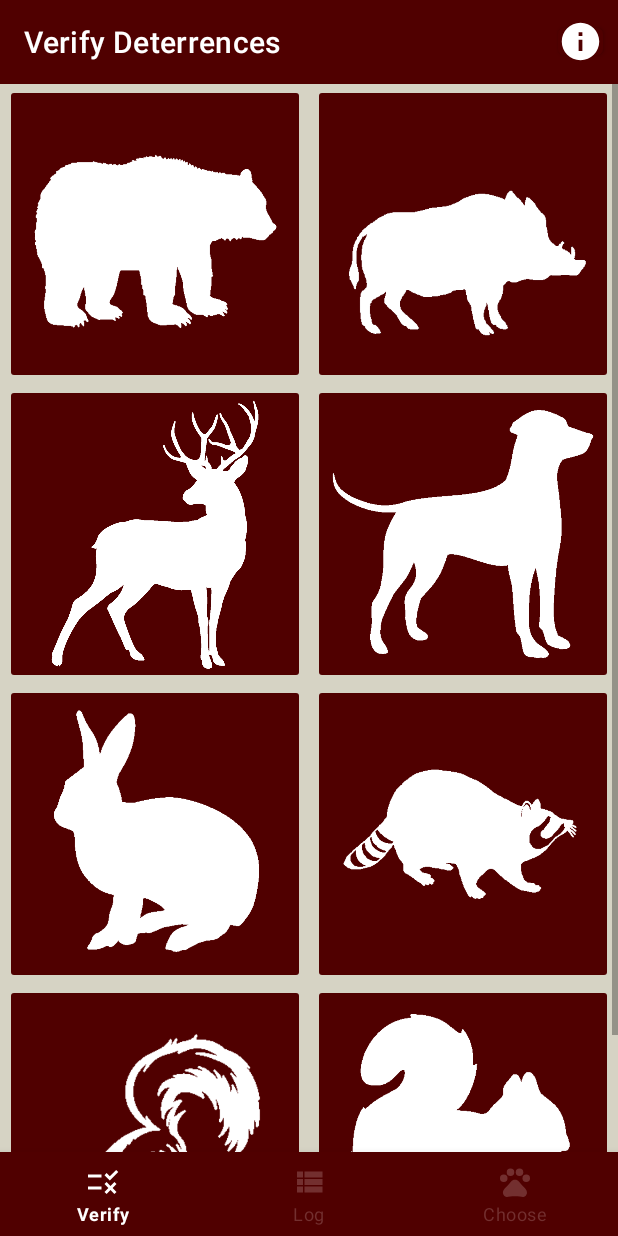
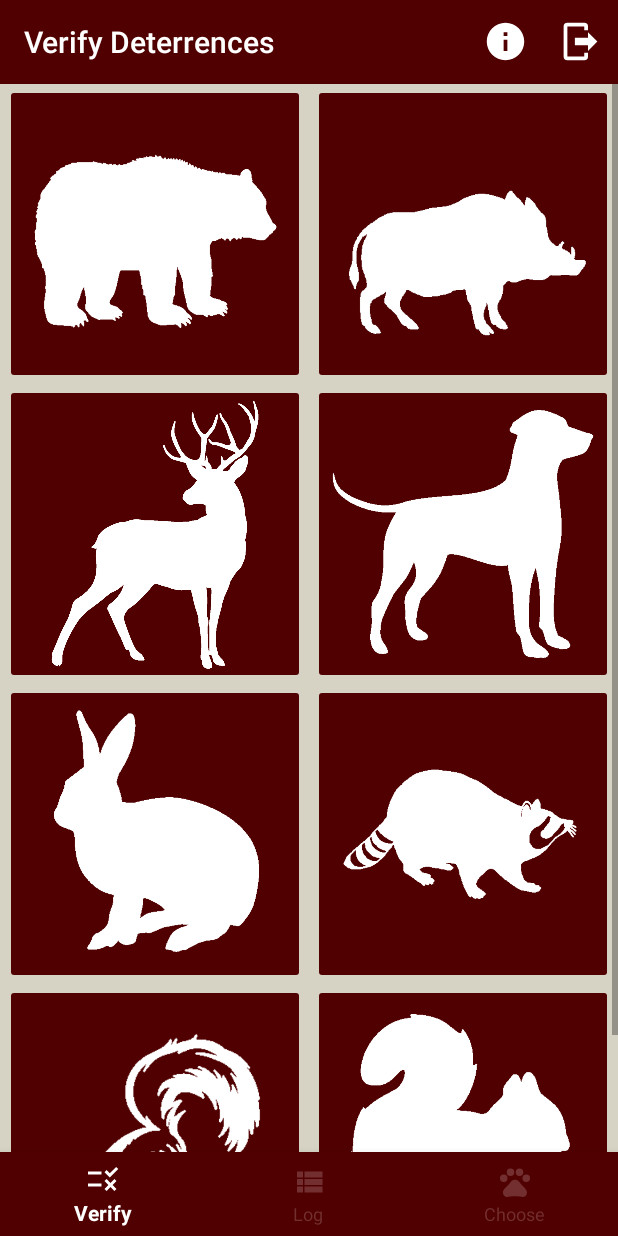
Before and after one commit to acoskuner500/WDS, an Android app: the fragment ChooseFragment placed in its activity, on a phone screen of 412 x 824 dp. Run offline under Robolectric (Android 15) with nearby library versions, the phone set to English and light mode, and no system bars; our stand-ins replace Firebase (no records; nobody signed in at launch, a user with empty details on screens opened directly); libraries missing offline, so code that uses them is left out: com.yuyakaido.android; 7 statements that could not run were skipped.

Commit message:
User auth, sign-in screen, layout fixes

```diff
--- a/app/build.gradle
+++ b/app/build.gradle
@@ -58,6 +58,7 @@ dependencies {
     implementation 'com.google.firebase:firebase-storage-ktx'
     implementation 'com.google.firebase:firebase-functions-ktx'
     implementation 'com.google.firebase:firebase-messaging'
+    implementation 'com.google.firebase:firebase-auth'
     implementation "com.firebaseui:firebase-ui-storage:$rootProject.firebaseUIVersion"
     implementation "com.firebaseui:firebase-ui-firestore:$rootProject.firebaseUIVersion"
 
--- a/app/src/main/java/com/example/wds/MainActivity.kt
+++ b/app/src/main/java/com/example/wds/MainActivity.kt
@@ -1,80 +1,99 @@
 package com.example.wds
+
 
 import android.content.Intent
 import android.os.Build
 import android.os.Bundle
-import android.view.View
 import androidx.annotation.RequiresApi
+import androidx.appcompat.app.AlertDialog
 import androidx.appcompat.app.AppCompatActivity
 import androidx.fragment.app.Fragment
 import com.example.wds.databinding.ActivityMainBinding
 import com.example.wds.fragments.choose.ChooseFragment
 import com.example.wds.fragments.log.LogFragment
 import com.example.wds.fragments.verify.VerifyFragment
+import com.google.firebase.auth.FirebaseAuth
+//import com.google.firebase.firestore.FirebaseFirestore
+//import com.google.firebase.messaging.FirebaseMessaging
 
 @RequiresApi(Build.VERSION_CODES.O)
 class MainActivity : AppCompatActivity() {
-    private lateinit var binding: ActivityMainBinding
-    private val verifyFragment = VerifyFragment()
-    private val logFragment = LogFragment()
-    private val chooseFragment = ChooseFragment()
-
     override fun onCreate(savedInstanceState: Bundle?) {
         super.onCreate(savedInstanceState)
-        setTheme(R.style.Theme_WDS)
-        binding = ActivityMainBinding.inflate(layoutInflater)
+        val binding = ActivityMainBinding.inflate(layoutInflater)
         setContentView(binding.root)
+        var infoTitle = getString(R.string.info_verify_title)
+        var infoBody = getString(R.string.info_verify)
 
         // Initialize
-        setCurrentFragment(verifyFragment)
+        setCurrentFragment(VerifyFragment())
         binding.apply {
-            infoTitle.text = getString(R.string.info_verify_title)
-            infoText.text = getString(R.string.info_verify)
             bottomNavigation.selectedItemId = R.id.miVerify
-            toolbar.title = "Verify Deterrences"
-
-            // Info Dialog
+            toolbar.title = getString(R.string.title_verify)
             infoBtn.setOnClickListener {
-                infoDialog.visibility =
-                    if (infoDialog.visibility == View.VISIBLE) View.GONE else View.VISIBLE
+                openDialog(infoTitle, infoBody, true)
             }
-            okBtn.setOnClickListener { infoDialog.visibility = View.GONE }
-            // Bottom Navigation Selector
+            logoutBtn.setOnClickListener {
+                openDialog("Log out", "Are you sure you want to log out?", false)
+            }
             bottomNavigation.setOnNavigationItemSelectedListener {
-                infoDialog.visibility = View.GONE
                 when (it.itemId) {
                     R.id.miVerify -> {
-                        setCurrentFragment(verifyFragment)
-                        infoTitle.text = getString(R.string.info_verify_title)
-                        infoText.text = getString(R.string.info_verify)
+                        toolbar.title = getString(R.string.title_verify)
+                        infoTitle = getString(R.string.info_verify_title)
+                        infoBody = getString(R.string.info_verify)
+                        setCurrentFragment(VerifyFragment())
                     }
                     R.id.miLog -> {
-                        setCurrentFragment(logFragment)
-                        infoTitle.text = getString(R.string.info_log_title)
-                        infoText.text = getString(R.string.info_log)
+                        toolbar.title = getString(R.string.title_log)
+                        infoTitle = getString(R.string.info_log_title)
+                        infoBody = getString(R.string.info_log)
+                        setCurrentFragment(LogFragment())
                     }
                     R.id.miChoose -> {
-                        setCurrentFragment(chooseFragment)
-                        infoTitle.text = getString(R.string.info_choose_title)
-                        infoText.text = getString(R.string.info_choose)
+                        toolbar.title = getString(R.string.title_choose)
+                        infoTitle = getString(R.string.info_choose_title)
+                        infoBody = getString(R.string.info_choose)
+                        setCurrentFragment(ChooseFragment())
                     }
                 }
                 true
             }
         }
 
-        val notificationService = Intent(this,MyFirebaseMessagingService::class.java)
-        startService(notificationService)
+//        FirebaseMessaging.getInstance().token.addOnSuccessListener { token ->
+//            val user = FirebaseAuth.getInstance().currentUser!!
+//            val data = mapOf("email" to user.email!!, "token" to token)
+//            FirebaseFirestore.getInstance().collection("Users").document(user.uid).set(data)
+//        }
+//        FirebaseMessaging.getInstance().subscribeToTopic("new-deterred")
+//            .addOnCompleteListener { task ->
+//                val msg = if (task.isSuccessful) "Subscribed successfully" else "Subscription failed"
+//            }
+//        val notificationService = Intent(this,MyFirebaseMessagingService::class.java)
+//        startService(notificationService)
     }
 
     private fun setCurrentFragment(fragment: Fragment) =
         supportFragmentManager.beginTransaction().apply {
-            when (fragment) {
-                verifyFragment  -> binding.toolbar.title = "Verify Deterrences"
-                logFragment     -> binding.toolbar.title = "Deterrence Log"
-                chooseFragment  -> binding.toolbar.title = "Choose Animals to Deter"
-            }
             replace(R.id.flFragment, fragment)
             commit()
         }
+
+    private fun openDialog(title: String, body: String, isInfo: Boolean) {
+        AlertDialog.Builder(this, R.style.AlertDialogTheme).apply {
+            setTitle(title)
+            setMessage(body)
+            if (!isInfo) {
+                setPositiveButton("CANCEL") { _, _ -> }
+                setNegativeButton("LOG OUT") { _, _ ->
+                    val intent = Intent(context, LoginActivity::class.java)
+                    FirebaseAuth.getInstance().signOut()
+                    startActivity(intent)
+                    finish()
+                }
+            }
+            show()
+        }
+    }
 }
--- a/app/src/main/java/com/example/wds/fragments/verify/VerifyFragment.kt
+++ b/app/src/main/java/com/example/wds/fragments/verify/VerifyFragment.kt
@@ -90,11 +90,6 @@ class VerifyFragment : Fragment(R.layout.fragment_verify), CardStackListener {
     private fun setupButtons() {
 //        Log.d(TAG, "setupButtons()")
         with(binding) {
-//            binding.btnAdd.setOnClickListener {
-
-//            }
-            btnAdd.visibility = View.GONE
-
             undoBtn.setOnClickListener {
                 if (actionList.size > 0) {
                     myManager.setRewindAnimationSetting(
@@ -211,7 +206,7 @@ class VerifyFragment : Fragment(R.layout.fragment_verify), CardStackListener {
     private fun bgtvVisibility() {
 //        Log.d(TAG, "bgtvVisibility() itemCount:${myAdapter.itemCount}")
         binding.tvVerify.text =
-            if (checkConnection()) getString(R.string.disconnected)
+            if (!checkConnection()) getString(R.string.msg_disconnected)
             else getString(R.string.msg_verification_done)
         binding.tvVerify.visibility =
             if (myAdapter.itemCount == actionList.size) View.VISIBLE
--- /dev/null
+++ b/app/src/main/res/drawable/ic_info.xml
@@ -0,0 +1,9 @@
+<vector xmlns:android="http://schemas.android.com/apk/res/android"
+    android:width="30dp"
+    android:height="30dp"
+    android:viewportWidth="24"
+    android:viewportHeight="24">
+    <path
+        android:fillColor="@android:color/white"
+        android:pathData="M12,2C6.48,2 2,6.48 2,12s4.48,10 10,10 10,-4.48 10,-10S17.52,2 12,2zM13,17h-2v-6h2v6zM13,9h-2L11,7h2v2z" />
+</vector>
--- a/app/src/main/res/drawable/ic_info_24.xml
+++ /dev/null
@@ -1,10 +0,0 @@
-<vector xmlns:android="http://schemas.android.com/apk/res/android"
-    android:width="24dp"
-    android:height="24dp"
-    android:viewportWidth="24"
-    android:viewportHeight="24"
-    android:tint="?attr/colorControlNormal">
-  <path
-      android:fillColor="@android:color/white"
-      android:pathData="M12,2C6.48,2 2,6.48 2,12s4.48,10 10,10 10,-4.48 10,-10S17.52,2 12,2zM13,17h-2v-6h2v6zM13,9h-2L11,7h2v2z"/>
-</vector>
--- /dev/null
+++ b/app/src/main/res/drawable/ic_logout.xml
@@ -0,0 +1,9 @@
+<vector xmlns:android="http://schemas.android.com/apk/res/android"
+    android:width="30dp"
+    android:height="30dp"
+    android:viewportWidth="24"
+    android:viewportHeight="24">
+    <path
+        android:fillColor="@color/white"
+        android:pathData="M16,17V14H9V10H16V7L21,12L16,17M14,2A2,2 0,0 1,16 4V6H14V4H5V20H14V18H16V20A2,2 0,0 1,14 22H5A2,2 0,0 1,3 20V4A2,2 0,0 1,5 2H14Z" />
+</vector>
--- a/app/src/main/res/layout/activity_main.xml
+++ b/app/src/main/res/layout/activity_main.xml
@@ -5,6 +5,7 @@
     android:layout_width="match_parent"
     android:layout_height="match_parent"
     android:background="@color/caramel_lite"
+    android:theme="@style/MainActivityTheme"
     tools:context=".MainActivity">
 
     <RelativeLayout
@@ -17,22 +18,33 @@
             android:id="@+id/toolbar"
             android:layout_width="match_parent"
             android:layout_height="56dp"
-            android:background="?attr/colorPrimary"
+            android:background="@color/maroon_main"
             android:minHeight="?attr/actionBarSize"
             android:theme="?attr/actionBarTheme"
             app:title="Title"
             app:titleTextColor="@color/white" />
 
-        <Button
+        <ImageButton
             android:id="@+id/infoBtn"
-            android:layout_width="30dp"
-            android:layout_height="30dp"
+            android:layout_width="wrap_content"
+            android:layout_height="wrap_content"
+            android:layout_centerVertical="true"
+            android:layout_marginHorizontal="10dp"
+            android:layout_toStartOf="@+id/logoutBtn"
+            android:background="@null"
+            android:contentDescription="@string/desc_info"
+            android:src="@drawable/ic_info" />
+
+        <ImageButton
+            android:id="@+id/logoutBtn"
+            android:layout_width="wrap_content"
+            android:layout_height="wrap_content"
             android:layout_alignParentEnd="true"
             android:layout_centerVertical="true"
-            android:layout_margin="10dp"
-            android:contentDescription="@string/screen_info"
-            android:foreground="@drawable/ic_info_24"
-            android:foregroundTint="@color/white" />
+            android:layout_marginHorizontal="10dp"
+            android:background="@null"
+            android:contentDescription="@string/desc_logout"
+            android:src="@drawable/ic_logout" />
 
     </RelativeLayout>
 
@@ -44,51 +56,6 @@
         app:layout_constraintLeft_toLeftOf="parent"
         app:layout_constraintRight_toRightOf="parent"
         app:layout_constraintTop_toBottomOf="@id/action_bar" />
-
-    <RelativeLayout
-        android:id="@+id/infoDialog"
-        android:layout_width="350dp"
-        android:layout_height="wrap_content"
-        android:background="@color/white"
-        android:clickable="true"
-        android:elevation="5dp"
-        android:focusable="true"
-        android:padding="20dp"
-        android:visibility="gone"
-        app:layout_constraintBottom_toTopOf="@+id/bottom_navigation"
-        app:layout_constraintLeft_toLeftOf="parent"
-        app:layout_constraintRight_toRightOf="parent"
-        app:layout_constraintTop_toBottomOf="@id/action_bar">
-
-        <TextView
-            android:id="@+id/info_title"
-            android:layout_width="wrap_content"
-            android:layout_height="wrap_content"
-            android:layout_alignParentTop="true"
-            android:layout_centerHorizontal="true"
-            android:textAlignment="center"
-            android:textColor="@color/black"
-            android:textSize="18sp"
-            android:textStyle="bold" />
-
-        <TextView
-            android:id="@+id/info_text"
-            android:layout_width="wrap_content"
-            android:layout_height="wrap_content"
-            android:layout_below="@id/info_title"
-            android:textColor="@color/black"
-            android:textSize="16sp" />
-
-        <Button
-            android:id="@+id/okBtn"
-            android:layout_width="wrap_content"
-            android:layout_height="wrap_content"
-            android:layout_below="@id/info_text"
-            android:layout_centerHorizontal="true"
-            android:layout_marginTop="10dp"
-            android:text="@string/ok_btn" />
-
-    </RelativeLayout>
 
     <com.google.android.material.bottomnavigation.BottomNavigationView
         android:id="@+id/bottom_navigation"
--- a/app/src/main/res/layout/fragment_choose.xml
+++ b/app/src/main/res/layout/fragment_choose.xml
@@ -23,7 +23,7 @@
                 android:layout_width="200dp"
                 android:layout_height="200dp"
                 android:backgroundTint="@color/btn_color"
-                android:contentDescription="@string/btnBearDescription"
+                android:contentDescription="@string/desc_bear"
                 android:scaleType="fitCenter"
                 android:src="@drawable/bear_selector" />
 
@@ -36,7 +36,7 @@
                 android:layout_width="200dp"
                 android:layout_height="200dp"
                 android:backgroundTint="@color/btn_color"
-                android:contentDescription="@string/btnBoarDescription"
+                android:contentDescription="@string/desc_boar"
                 android:scaleType="fitCenter"
                 android:src="@drawable/boar_selector" />
 
@@ -53,7 +53,7 @@
                 android:layout_width="200dp"
                 android:layout_height="200dp"
                 android:backgroundTint="@color/btn_color"
-                android:contentDescription="@string/btnDeerDescription"
+                android:contentDescription="@string/desc_deer"
                 android:scaleType="fitCenter"
                 android:src="@drawable/deer_selector" />
 
@@ -66,7 +66,7 @@
                 android:layout_width="200dp"
                 android:layout_height="200dp"
                 android:backgroundTint="@color/btn_color"
-                android:contentDescription="@string/btnDogDescription"
+                android:contentDescription="@string/desc_dog"
                 android:scaleType="fitCenter"
                 android:src="@drawable/dog_selector" />
 
@@ -83,7 +83,7 @@
                 android:layout_width="200dp"
                 android:layout_height="200dp"
                 android:backgroundTint="@color/btn_color"
-                android:contentDescription="@string/btnRabbitDescription"
+                android:contentDescription="@string/desc_rabbit"
                 android:scaleType="fitCenter"
                 android:src="@drawable/rabbit_selector" />
 
@@ -96,7 +96,7 @@
                 android:layout_width="200dp"
                 android:layout_height="200dp"
                 android:backgroundTint="@color/btn_color"
-                android:contentDescription="@string/btnRaccoonDescription"
+                android:contentDescription="@string/desc_raccoon"
                 android:scaleType="fitCenter"
                 android:src="@drawable/raccoon_selector" />
 
@@ -113,7 +113,7 @@
                 android:layout_width="200dp"
                 android:layout_height="200dp"
                 android:backgroundTint="@color/btn_color"
-                android:contentDescription="@string/btnSkunkDescription"
+                android:contentDescription="@string/desc_skunk"
                 android:scaleType="fitCenter"
                 android:src="@drawable/skunk_selector" />
 
@@ -126,7 +126,7 @@
                 android:layout_width="200dp"
                 android:layout_height="200dp"
                 android:backgroundTint="@color/btn_color"
-                android:contentDescription="@string/btnSquirrelDescription"
+                android:contentDescription="@string/desc_squirrel"
                 android:scaleType="fitCenter"
                 android:src="@drawable/squirrel_selector" />
 
--- a/app/src/main/res/values/colors.xml
+++ b/app/src/main/res/values/colors.xml
@@ -8,4 +8,5 @@
     <color name="black">#FF000000</color>
     <color name="white">#FFFFFFFF</color>
     <color name="color_disabled">#66FFFFFF</color>
+    <color name="clear">#00000000</color>
 </resources>
--- a/app/src/main/res/values/strings.xml
+++ b/app/src/main/res/values/strings.xml
@@ -1,30 +1,35 @@
 <resources>
     <string name="app_name">WDS</string>
+    <string name="team">Wildlife Deterrence System</string>
+    <string name="nav_verify">Verify</string>
     <string name="nav_log">Log</string>
     <string name="nav_choose">Choose</string>
-    <string name="nav_verify">Verify</string>
+    <string name="title_verify">Verify Deterrences</string>
     <string name="title_log">Deterrence Log</string>
-    <string name="title_choose">Choose animals to deter</string>
-    <string name="title_verify">Verify deterrence attempts</string>
-    <string name="btnBearDescription">Bear Button</string>
-    <string name="btnBoarDescription">Boar Button</string>
-    <string name="btnSquirrelDescription">Squirrel Button</string>
-    <string name="btnRabbitDescription">Rabbit Button</string>
-    <string name="btnDogDescription">Dog Button</string>
-    <string name="btnDeerDescription">Deer Button</string>
-    <string name="btnRaccoonDescription">Raccoon Button</string>
-    <string name="btnSkunkDescription">Skunk Button</string>
-    <string name="msg_verification_done">Verification complete!\nCheck back later for more</string>
-    <string name="disconnected">No network connection! Restore connection to view deterred animals.</string>
+    <string name="title_choose">Choose Animals to Deter</string>
+    <string name="desc_bear">Bear Button</string>
+    <string name="desc_boar">Boar Button</string>
+    <string name="desc_deer">Deer Button</string>
+    <string name="desc_dog">Dog Button</string>
+    <string name="desc_rabbit">Rabbit Button</string>
+    <string name="desc_raccoon">Raccoon Button</string>
+    <string name="desc_skunk">Skunk Button</string>
+    <string name="desc_squirrel">Squirrel Button</string>
     <string name="desc_reject">Reject Button</string>
     <string name="desc_undo">Undo Button</string>
     <string name="desc_accept">Accept Button</string>
-    <string name="screen_info">Screen Info</string>
+    <string name="desc_info">Information Dialog Button</string>
+    <string name="desc_logout">Logout Button</string>
+    <string name="msg_verification_done">Verification complete!\nCheck back later for more</string>
+    <string name="msg_disconnected">No network connection! Restore connection to view deterred animals.</string>
     <string name="info_verify_title">Welcome to the verification screen!</string>
     <string name="info_log_title">Welcome to the deterrence log!</string>
     <string name="info_choose_title">Welcome to the choosing screen!</string>
     <string name="info_verify">Swipe the cards you see or use the buttons below to accept or deny the deterrence attempts to verify the accuracy of the machine learning. If you make a mistake, you may use the button in the center to undo a decision. The decisions will be committed once the screen is changed or app is closed.</string>
     <string name="info_log">This screen presents a list of all past accepted deterrences, in chronological order with the newest added instances at the top of the list. The list is automatically updated after instances have been verified on the Verify Screen</string>
     <string name="info_choose">Click on the button(s) with the icon corresponding to the animal(s) you would like to deter with WDS.</string>
-    <string name="ok_btn">OK</string>
+    <string name="hint_email">Email</string>
+    <string name="hint_password">Password</string>
+    <string name="sign_in">Sign In</string>
+    <string name="create_user">Create User</string>
 </resources>
--- a/app/src/main/res/values/style.xml
+++ b/app/src/main/res/values/style.xml
@@ -1,7 +1,13 @@
 <?xml version="1.0" encoding="utf-8"?>
 <resources xmlns:tools="http://schemas.android.com/tools">
     <!-- Base application theme. -->
-    <style name="Theme.WDS" parent="Theme.MaterialComponents.Light.NoActionBar">
+    <style name="splashScreenTheme" parent="Theme.MaterialComponents.Light.NoActionBar">
+        <item name="android:windowBackground" >@drawable/splash_image</item>
+        <item name="android:statusBarColor">@color/maroon_main</item>
+        <item name="android:windowDrawsSystemBarBackgrounds">false</item>
+        <item name="colorControlActivated">@color/maroon_dark</item>
+    </style>
+    <style name="MainActivityTheme" parent="Theme.AppCompat.Light.NoActionBar">
         <!--        Theme.MaterialComponents.DayNight.DarkActionBar-->
         <!--        Theme.AppCompat.DayNight.DarkActionBar-->
         <!-- Primary brand color. -->
@@ -13,13 +19,10 @@
         <item name="colorSecondaryVariant">@color/caramel_main</item>
         <item name="colorOnSecondary">@color/black</item>
         <!-- Status bar color. -->
-        <item name="android:statusBarColor" tools:targetApi="l">?attr/colorPrimaryVariant</item>
-        <item name="android:navigationBarColor" tools:targetApi="l">?attr/colorPrimaryVariant</item>
-        <!-- Customize your theme here. -->
+        <item name="android:statusBarColor" tools:targetApi="l">@color/maroon_dark</item>
+        <item name="android:navigationBarColor" tools:targetApi="l">@color/maroon_dark</item>
     </style>
-    <style name="splashScreenTheme" parent="Theme.MaterialComponents.Light.NoActionBar">
-        <item name="android:windowBackground" >@drawable/splash_image</item>
-        <item name="android:statusBarColor">@color/maroon_main</item>
-        <item name="android:windowDrawsSystemBarBackgrounds">false</item>
+    <style name="AlertDialogTheme" parent="Theme.AppCompat.Light.Dialog.Alert">
+        <item name="colorAccent">@color/maroon_main</item>
     </style>
 </resources>
```
Also changed, not shown: app/src/main/AndroidManifest.xml (+18 -12 lines), app/src/main/java/com/example/wds/LoginActivity.kt (added, +100 -0 lines), app/src/main/java/com/example/wds/MyFirebaseMessagingService.kt (+11 -3 lines), app/src/main/res/layout/activity_login.xml (added, +91 -0 lines), app/src/main/res/layout/fragment_log.xml (+2 -9 lines), app/src/main/res/layout/fragment_verify.xml (+6 -32 lines).
